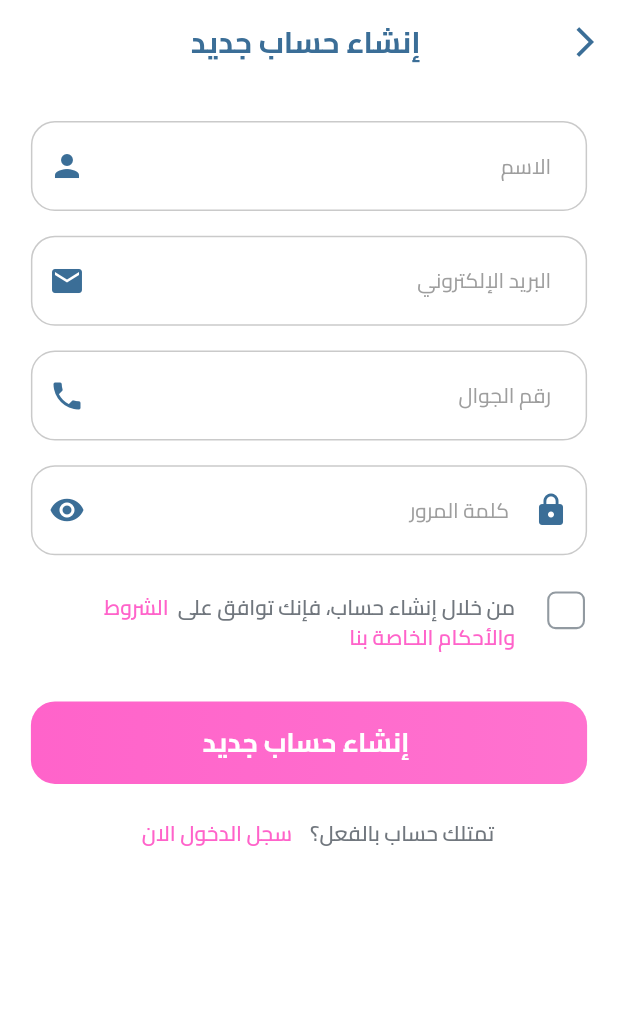
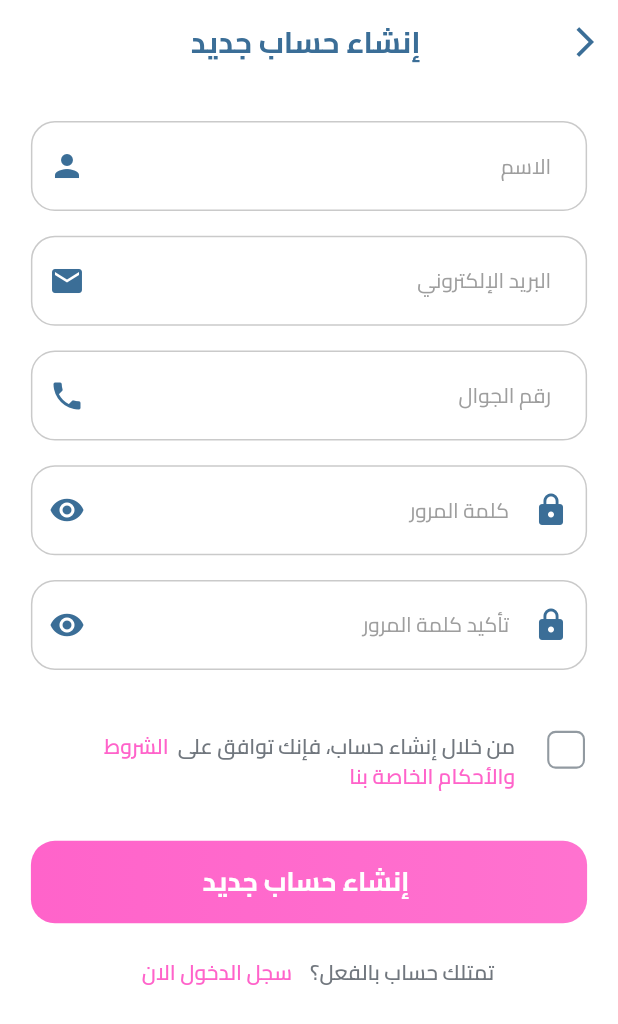
Before and after one commit to AbdulrhmanM0hamed/Beautilly, a Flutter app: the SignupView screen opened by its route, on a phone screen of 412 x 824 dp. Shown: the top 1024 px of the screen. Run offline on Flutter 3.47's test engine with Material 3 defaults, Android fonts, the phone set to English and light mode, and no system bars; our stand-ins replace cached_network_image, flutter_rating_bar, flutter_svg, google_maps_flutter, modal_progress_hud_nsn, pin_code_fields and 1 more; accounts and stored records are empty; network calls fail.

Commit message:
change some things

```diff
--- a/lib/core/utils/common/password_field.dart
+++ b/lib/core/utils/common/password_field.dart
@@ -1,5 +1,4 @@
 import 'package:beautilly/core/utils/common/custom_text_field.dart';
-import 'package:beautilly/core/utils/validators/form_validators.dart';
 import 'package:flutter/material.dart';
 import 'package:flutter/widgets.dart';
 
@@ -8,8 +7,9 @@ class PasswordField extends StatefulWidget {
     super.key,
     this.onSaved,
     required this.hintText,
+    this.validator,
   });
-
+  final String? Function(String?)? validator;
   final void Function(String?)? onSaved;
   final String hintText;
 
@@ -42,8 +42,7 @@ class _PasswordFieldState extends State<PasswordField> {
       ),
       // تمرير onSaved
 
-
-      validator: FormValidators.validatePassword,
+      validator: widget.validator,
     );
   }
 }
--- a/lib/features/Home/presentation/view/widgets/popular_salons_list_view.dart
+++ b/lib/features/Home/presentation/view/widgets/popular_salons_list_view.dart
@@ -8,7 +8,7 @@ class PopularSalonsListView extends StatelessWidget {
   @override
   Widget build(BuildContext context) {
     return SizedBox(
-      height: 260,
+      height: 245,
       child: ListView.builder(
         scrollDirection: Axis.horizontal,
         itemCount: AppSalons.popularSalons.length,
--- a/lib/features/Home/presentation/view/widgets/shared/beauty_service_card.dart
+++ b/lib/features/Home/presentation/view/widgets/shared/beauty_service_card.dart
@@ -61,8 +61,8 @@ class BeautyServiceCard extends StatelessWidget {
                   right: 8,
                   child: Container(
                     padding: const EdgeInsets.all(8),
-                    decoration: const BoxDecoration(
-                      color: Colors.white,
+                    decoration: BoxDecoration(
+                      color: Theme.of(context).scaffoldBackgroundColor,
                       shape: BoxShape.circle,
                     ),
                     child: const Icon(
--- a/lib/features/auth/presentation/view/widgets/signup_view_body.dart
+++ b/lib/features/auth/presentation/view/widgets/signup_view_body.dart
@@ -7,6 +7,7 @@ import 'package:beautilly/features/auth/presentation/view/widgets/custom_check_b
 import 'package:beautilly/features/auth/presentation/view/widgets/hava_an_account.dart';
 import 'package:beautilly/features/auth/presentation/view/widgets/terms_and_condition.dart';
 import 'package:flutter/material.dart';
+import 'package:beautilly/core/utils/common/location_dropdown.dart';
 
 class SignupViewBody extends StatefulWidget {
   const SignupViewBody({super.key});
@@ -112,7 +113,16 @@ class _SignupViewBodyState extends State<SignupViewBody> {
               SizedBox(height: screenHeight * 0.02),
               const PasswordField(
                 hintText: AppStrings.password,
+                validator: FormValidators.validatePassword,
               ),
+              SizedBox(height: screenHeight * 0.02),
+              PasswordField(
+                hintText: AppStrings.confirmPassword,
+                validator: (value) =>
+                    FormValidators.validateConfirmPassword(value, password),
+              ),
+              SizedBox(height: screenHeight * 0.02),
+              //     const LocationDropdown(),
               SizedBox(height: screenHeight * 0.03),
               Row(
                 crossAxisAlignment: CrossAxisAlignment.start,
@@ -135,7 +145,7 @@ class _SignupViewBodyState extends State<SignupViewBody> {
                 },
                 text: AppStrings.register,
               ),
-               SizedBox(height: screenHeight * 0.011),
+              SizedBox(height: screenHeight * 0.011),
               const HavaAnAccount(),
             ],
           ),
--- a/lib/main.dart
+++ b/lib/main.dart
@@ -1,4 +1,5 @@
 import 'package:beautilly/features/Home/presentation/view/home_view.dart';
+import 'package:beautilly/features/splash/view/splash_view.dart';
 import 'package:flutter/material.dart';
 import 'package:flutter_localizations/flutter_localizations.dart';
 import 'core/utils/helper/on_genrated_routes.dart';
@@ -28,7 +29,7 @@ class MyApp extends StatelessWidget {
         GlobalCupertinoLocalizations.delegate,
       ],
       onGenerateRoute: onGenratedRoutes,
-      initialRoute: HomeView.routeName,
+      initialRoute: SplashView.routeName,
     );
   }
 }
```
Also changed, not shown: lib/core/utils/common/location_dropdown.dart (added, +155 -0 lines), lib/features/Home/presentation/view/widgets/home_view_body.dart (+11 -12 lines), lib/features/Home/presentation/view/widgets/most_search_interest.dart (+62 -62 lines).
